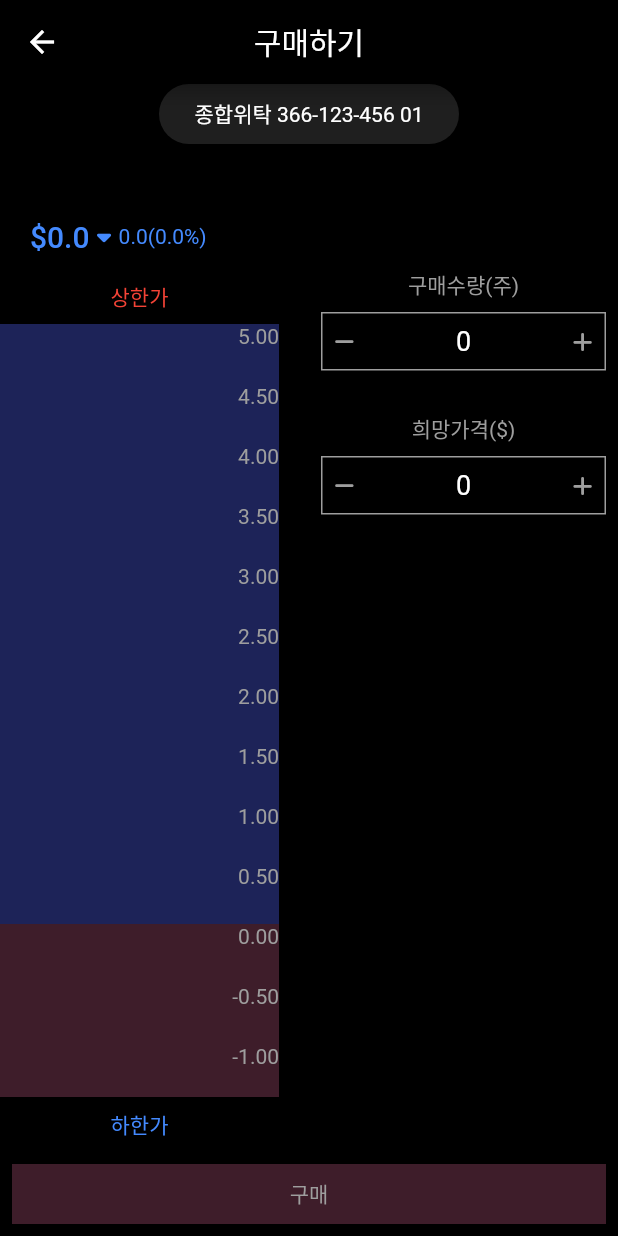
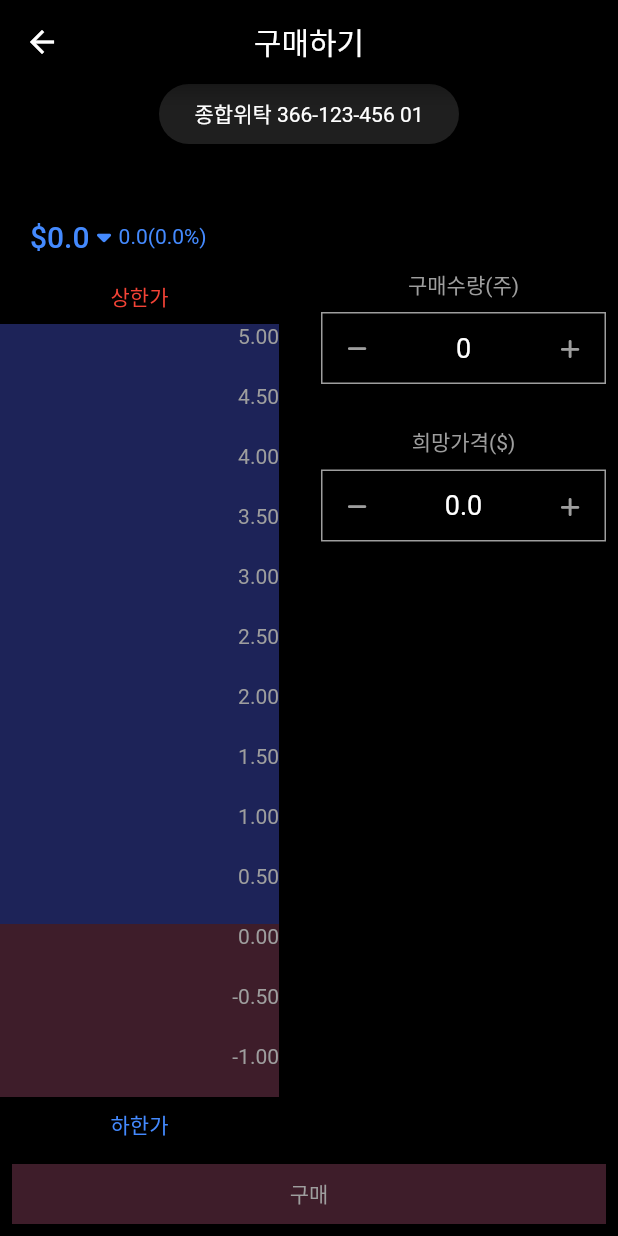
Before and after one commit to kangsudal/kangsudal-mini, a Flutter app: the TradingScreen screen opened directly with empty values, on a phone screen of 412 x 824 dp. Run offline on Flutter 3.47's test engine with Material 2 defaults, Android fonts, the phone set to English and light mode, and no system bars; our stand-ins replace chat_bubbles, fl_chart, flutter_riverpod, font_awesome_flutter, rive.

Commit message:
select box 구현

```diff
--- a/lib/screens/trading_screen.dart
+++ b/lib/screens/trading_screen.dart
@@ -19,6 +19,13 @@ class TradingScreen extends StatefulWidget {
 
 class _TradingScreenState extends State<TradingScreen> {
   int shares = 0;
+  late double desiredPrice;
+
+  @override
+  void initState() {
+    super.initState();
+    desiredPrice = widget.stock.price;
+  }
 
   @override
   Widget build(BuildContext context) {
@@ -113,10 +120,23 @@ class _TradingScreenState extends State<TradingScreen> {
             child: Row(
               mainAxisAlignment: MainAxisAlignment.spaceBetween,
               children: [
-                FaIcon(
+                SizedBox(
+                  height: 30,
+                  width: 30,
+                  child: IconButton(
+                    onPressed: () {
+                      if (shares > 0) {
+                        setState(() {
+                          shares--;
+                        });
+                      }
+                    },
+                    icon: FaIcon(
                       FontAwesomeIcons.minus,
                       color: Colors.grey,
                       size: 15,
+                    ),
+                  ),
                 ),
                 Text(
                   shares.toString(),
@@ -125,10 +145,21 @@ class _TradingScreenState extends State<TradingScreen> {
                     fontSize: 18,
                   ),
                 ),
-                FaIcon(
+                SizedBox(
+                  width: 30,
+                  height: 30,
+                  child: IconButton(
+                    onPressed: () {
+                      setState(() {
+                        shares++;
+                      });
+                    },
+                    icon: FaIcon(
                       FontAwesomeIcons.plus,
                       color: Colors.grey,
                       size: 15,
+                    ),
+                  ),
                 ),
               ],
             ),
@@ -155,26 +186,58 @@ class _TradingScreenState extends State<TradingScreen> {
             child: Row(
               mainAxisAlignment: MainAxisAlignment.spaceBetween,
               children: [
-                FaIcon(
+                SizedBox(
+                  height: 30,
+                  width: 30,
+                  child: IconButton(
+                    onPressed: () {
+                      if (desiredPrice > 0) {
+                        setState(() {
+                          if (stock.isKor) {
+                            desiredPrice -= 100;
+                          } else {
+                            desiredPrice -= 0.5;
+                          }
+                        });
+                      }
+                    },
+                    icon: FaIcon(
                       FontAwesomeIcons.minus,
                       color: Colors.grey,
                       size: 15,
                     ),
+                  ),
+                ),
                 Text(
-                  shares.toString(),
+                  desiredPrice.toString(),
                   style: TextStyle(
                     color: Colors.white,
                     fontSize: 18,
                   ),
                 ),
-                FaIcon(
+                SizedBox(
+                  width: 30,
+                  height: 30,
+                  child: IconButton(
+                    onPressed: () {
+                      setState(() {
+                        if (stock.isKor) {
+                          desiredPrice += 100;
+                        } else {
+                          desiredPrice += 0.5;
+                        }
+                      });
+                    },
+                    icon: FaIcon(
                       FontAwesomeIcons.plus,
                       color: Colors.grey,
                       size: 15,
                     ),
+                  ),
+                ),
               ],
             ),
-          ),
+          )
         ],
       ),
     );
```
Lines whose indentation alone changed are shown as unchanged.
